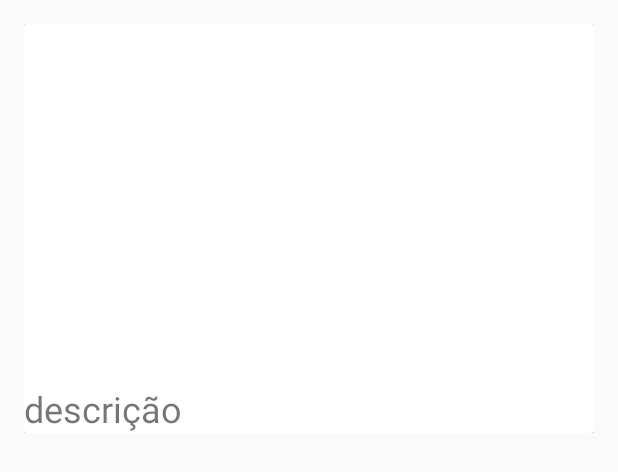
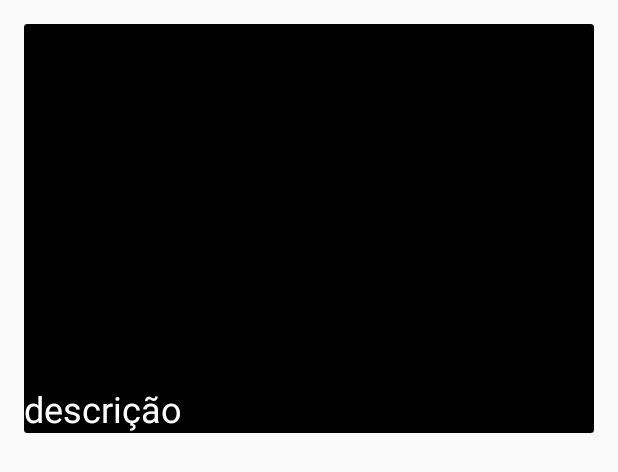
Before and after one commit to Eddycarlos45/TicketFast-test, an Android app: the layout adapter_lista.xml on its own in the app's theme, with its tools: preview values and no code run, on a phone screen of 412 x 824 dp. Shown: the top 472 px of the screen. Run offline under Robolectric (Android 15) with nearby library versions, the phone set to English and light mode, and no system bars.

Commit message:
TicketFast

```diff
--- a/TicketFast/app/build.gradle
+++ b/TicketFast/app/build.gradle
@@ -33,8 +33,8 @@ dependencies {
     implementation 'com.google.firebase:firebase-auth:17.0.0'
 
     //Glide
-    implementation 'com.github.bumptech.glide:glide:4.3.1'
-    annotationProcessor 'com.github.bumptech.glide:compiler:4.3.1'
+    implementation 'com.github.bumptech.glide:glide:4.8.0'
+    annotationProcessor 'com.github.bumptech.glide:compiler:4.8.0'
     //Biblioteca Retrofit
     implementation 'com.squareup.retrofit2:retrofit:2.3.0'
     //Biblioteca Jackson
--- a/TicketFast/app/src/main/java/com/example/ticketfast/Activity/MainActivity.java
+++ b/TicketFast/app/src/main/java/com/example/ticketfast/Activity/MainActivity.java
@@ -8,6 +8,8 @@ import android.os.Bundle;
 import com.example.ticketfast.R;
 import com.google.firebase.auth.FirebaseAuth;
 import com.google.firebase.auth.FirebaseUser;
+
+import java.util.List;
 
 public class MainActivity extends AppCompatActivity {
 
@@ -43,6 +45,7 @@ public class MainActivity extends AppCompatActivity {
     }
     private void sendToEvent () {
         Intent eventIntent = new Intent(MainActivity.this, EventsActivity.class);
+
         startActivity(eventIntent);
         finish();
     }
--- a/TicketFast/app/src/main/res/layout/adapter_lista.xml
+++ b/TicketFast/app/src/main/res/layout/adapter_lista.xml
@@ -11,7 +11,8 @@
     <android.support.v7.widget.CardView
         android:layout_width="match_parent"
         android:layout_height="match_parent"
-        and:cardElevation="16dp">
+        and:cardElevation="16dp"
+        and:cardBackgroundColor="#f000">
 
 
         <android.support.v7.widget.LinearLayoutCompat
@@ -33,6 +34,7 @@
                 android:layout_marginTop="20dp"
                 android:text="@string/desc"
                 android:textSize="24sp"
+                android:textColor="#fff"
                 />
 
 
```
Also changed, not shown: TicketFast/app/src/main/java/com/example/ticketfast/Activity/EventsActivity.java (+11 -9 lines), TicketFast/app/src/main/java/com/example/ticketfast/Activity/PayActivity.kt (+3 -5 lines), TicketFast/app/src/main/java/com/example/ticketfast/Adapter/AdapterEvents.java (+8 -3 lines).
